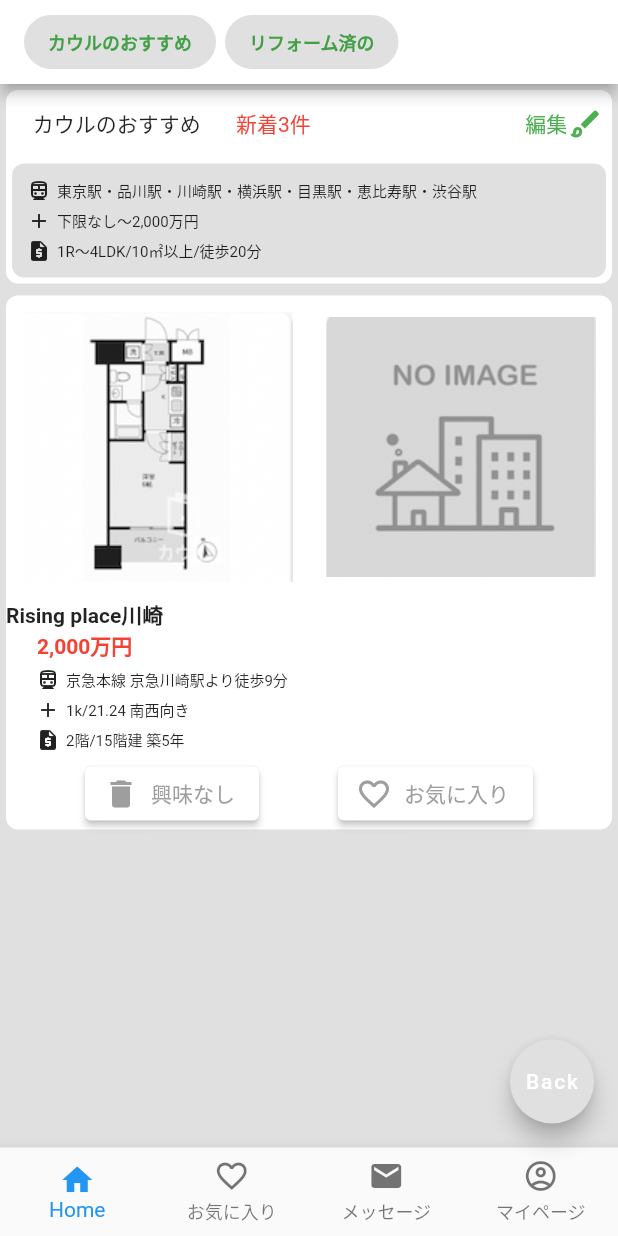
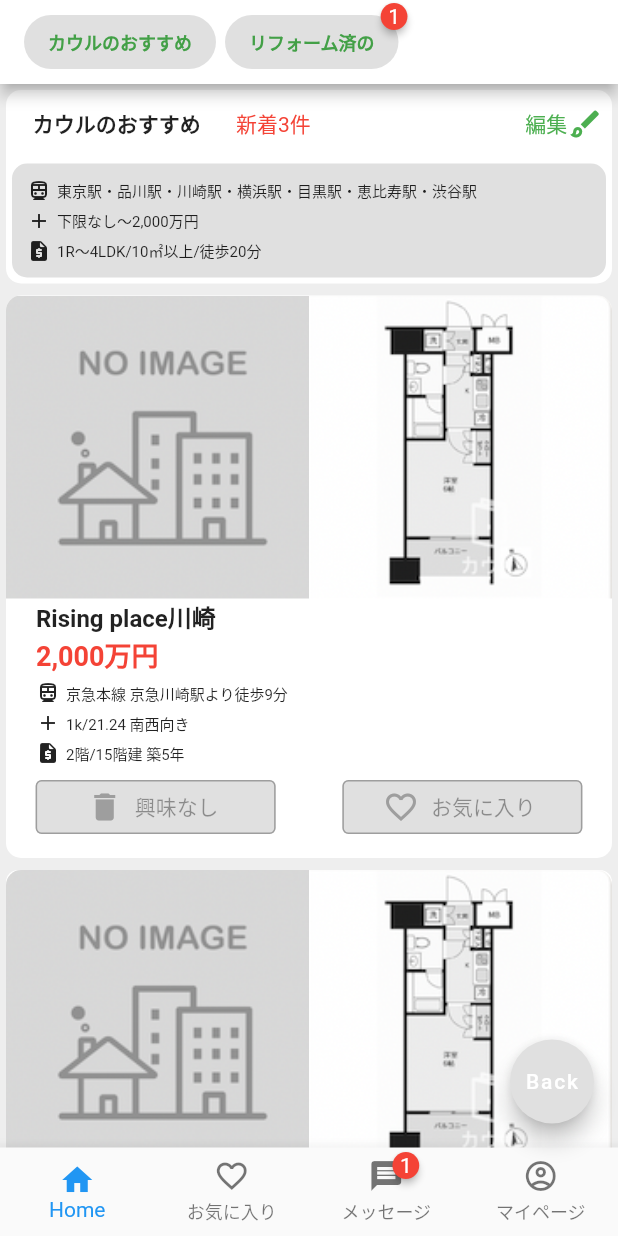
Before and after one commit to gitknkn/flutter_tutorial, a Flutter app: the screen it shows after launch, after a tap on "Sumo", on a phone screen of 412 x 824 dp. Run offline on Flutter 3.47's test engine with Material 2 defaults, Android fonts, the light colour scheme and no system bars; drawn by our look-alikes of badges.

Commit message:
一旦push

```diff
--- a/lib/practice2/sumo-screen.dart
+++ b/lib/practice2/sumo-screen.dart
@@ -1,14 +1,15 @@
 import 'package:flutter/material.dart';
+import 'package:badges/badges.dart';
 
 class SumoScreen extends StatelessWidget {
   @override
   Widget build(BuildContext context) {
     return MaterialApp(
       home: Scaffold(
-        backgroundColor: Colors.grey.shade300,
+        backgroundColor: Colors.grey.shade200,
         appBar: _createAppBar(context),
         body: _createBody(context),
-        bottomNavigationBar: _createBottomNavigationBar(context),
+        bottomNavigationBar: _createBottomNavigationBar(),
         floatingActionButton: _createFloatingActionButton(context),
       ),
     );
@@ -39,7 +40,10 @@ class SumoScreen extends StatelessWidget {
             ),
           ),
           SizedBox(width: 6),
-          ElevatedButton(
+          Badge(
+            badgeContent: Text('1', style: TextStyle(color: Colors.white)),
+            position: BadgePosition.topEnd(top: -6, end: -6),
+            child: ElevatedButton(
               onPressed: null,
               style: ElevatedButton.styleFrom(
                 primary: Colors.lightGreen.shade50,
@@ -58,18 +62,21 @@ class SumoScreen extends StatelessWidget {
                 ),
               ),
             ),
+          ),
         ],
       ),
     );
   }
 
   Widget _createBody(BuildContext context) {
-    return Column(
+    return ListView(
+      children: [
+        Column(
           children: [
             Container(
               margin: EdgeInsets.all(4),
               decoration: BoxDecoration(
-            borderRadius: BorderRadius.circular(8),
+                borderRadius: BorderRadius.circular(10),
                 color: Colors.white,
               ),
               child: Column(
@@ -79,7 +86,10 @@ class SumoScreen extends StatelessWidget {
                     children: [
                       Container(
                         margin: EdgeInsets.all(12),
-                    child: Text('カウルのおすすめ'),
+                        child: Text(
+                          'カウルのおすすめ',
+                          style: TextStyle(fontWeight: FontWeight.bold),
+                        ),
                       ),
                       Container(
                         child: Text(
@@ -102,7 +112,7 @@ class SumoScreen extends StatelessWidget {
                   Container(
                     margin: EdgeInsets.all(4),
                     decoration: BoxDecoration(
-                  borderRadius: BorderRadius.circular(8),
+                      borderRadius: BorderRadius.circular(10),
                       color: Colors.grey.shade300,
                     ),
                     child: Column(
@@ -128,6 +138,55 @@ class SumoScreen extends StatelessWidget {
               ),
             ),
             Container(
+              padding: EdgeInsets.only(bottom: 10),
+              margin: EdgeInsets.all(4),
+              decoration: BoxDecoration(
+                borderRadius: BorderRadius.circular(10),
+                color: Colors.white,
+              ),
+              child: Column(
+                crossAxisAlignment: CrossAxisAlignment.start,
+                children: [
+                  _showMainImage('images/sumo1.png', 'images/sumo2.png'),
+                  _showMainText('Rising place川崎', '2,000万円'),
+                  _showSubText(
+                      Icons.directions_transit_outlined, '京急本線 京急川崎駅より徒歩9分'),
+                  SizedBox(height: 4),
+                  _showSubText(Icons.add, '1k/21.24 南西向き'),
+                  SizedBox(height: 4),
+                  _showSubText(Icons.request_quote_rounded, '2階/15階建 築5年'),
+                  SizedBox(height: 4),
+                  _choiceActionButton(
+                      '興味なし', Icons.delete, 'お気に入り', Icons.favorite_border),
+                ],
+              ),
+            ),
+            Container(
+              padding: EdgeInsets.only(bottom: 10),
+              margin: EdgeInsets.all(4),
+              decoration: BoxDecoration(
+                borderRadius: BorderRadius.circular(8),
+                color: Colors.white,
+              ),
+              child: Column(
+                crossAxisAlignment: CrossAxisAlignment.start,
+                children: [
+                  _showMainImage('images/sumo1.png', 'images/sumo2.png'),
+                  _showMainText('Rising place川崎', '2,000万円'),
+                  _showSubText(
+                      Icons.directions_transit_outlined, '京急本線 京急川崎駅より徒歩9分'),
+                  SizedBox(height: 4),
+                  _showSubText(Icons.add, '1k/21.24 南西向き'),
+                  SizedBox(height: 4),
+                  _showSubText(Icons.request_quote_rounded, '2階/15階建 築5年'),
+                  SizedBox(height: 4),
+                  _choiceActionButton(
+                      '興味なし', Icons.delete, 'お気に入り', Icons.favorite_border),
+                ],
+              ),
+            ),
+            Container(
+              padding: EdgeInsets.only(bottom: 10),
               margin: EdgeInsets.all(4),
               decoration: BoxDecoration(
                 borderRadius: BorderRadius.circular(8),
@@ -151,28 +210,33 @@ class SumoScreen extends StatelessWidget {
               ),
             ),
           ],
+        ),
+      ],
     );
   }
 
-  Widget _createBottomNavigationBar(context) {
+  Widget _createBottomNavigationBar() {
     return BottomNavigationBar(
       type: BottomNavigationBarType.fixed,
-      items: const [
+      items: [
         BottomNavigationBarItem(
           icon: Icon(Icons.home),
-          title: Text('Home'),
+          label: 'Home',
         ),
         BottomNavigationBarItem(
           icon: Icon(Icons.favorite_border),
-          title: Text('お気に入り'),
+          label: 'お気に入り',
         ),
         BottomNavigationBarItem(
-          icon: Icon(Icons.markunread),
-          title: Text('メッセージ'),
+          icon: Badge(
+            badgeContent: Text('1', style: TextStyle(color: Colors.white)),
+            child: Icon(Icons.message),
+          ),
+          label: 'メッセージ',
         ),
         BottomNavigationBarItem(
           icon: Icon(Icons.account_circle_outlined),
-          title: Text('マイページ'),
+          label: 'マイページ',
         ),
       ],
     );
@@ -199,36 +263,47 @@ class SumoScreen extends StatelessWidget {
   }
 
   Widget _showMainImage(String image1, String image2) {
-    return Row(
+    return ClipRRect(
+      borderRadius: const BorderRadius.only(
+        topLeft: Radius.circular(10),
+        topRight: Radius.circular(10),
+      ),
+      child: Row(
         children: [
           Expanded(
             child: AspectRatio(
               aspectRatio: 1 / 1,
-            child: Image.asset(image1),
+              child: Image.asset(image2, fit: BoxFit.cover),
             ),
           ),
           Expanded(
             child: AspectRatio(
               aspectRatio: 1 / 1,
-            child: Image.asset(image2),
+              child: Image.asset(image1, fit: BoxFit.cover),
             ),
           ),
         ],
+      ),
     );
   }
 
   Widget _showMainText(String mainText, String subTitle) {
     return Container(
-      alignment: Alignment.centerLeft,
+      margin: EdgeInsets.only(left: 20),
       child: Column(
+        crossAxisAlignment: CrossAxisAlignment.start,
         children: [
           Text(
             mainText,
-            style: TextStyle(fontWeight: FontWeight.bold),
+            style: TextStyle(fontWeight: FontWeight.bold, fontSize: 16),
           ),
           Text(
             subTitle,
-            style: TextStyle(color: Colors.red, fontWeight: FontWeight.bold),
+            style: TextStyle(
+              color: Colors.red,
+              fontWeight: FontWeight.bold,
+              fontSize: 18,
+            ),
           ),
           SizedBox(height: 4),
         ],
@@ -260,7 +335,9 @@ class SumoScreen extends StatelessWidget {
     return Row(
       mainAxisAlignment: MainAxisAlignment.spaceEvenly,
       children: [
-        ElevatedButton.icon(
+        Container(
+          width: 160,
+          child: ElevatedButton.icon(
             icon: Icon(
               icon1,
               color: Colors.grey,
@@ -269,10 +346,15 @@ class SumoScreen extends StatelessWidget {
             style: ElevatedButton.styleFrom(
               primary: Colors.white,
               onPrimary: Colors.grey,
+              side: BorderSide(color: Colors.grey, width: 1),
             ),
-          onPressed: () {},
+            onPressed: null,
           ),
-        ElevatedButton.icon(
+        ),
+        SizedBox(width: 5),
+        Container(
+          width: 160,
+          child: ElevatedButton.icon(
             icon: Icon(
               icon2,
               color: Colors.grey,
@@ -281,8 +363,10 @@ class SumoScreen extends StatelessWidget {
             style: ElevatedButton.styleFrom(
               primary: Colors.white,
               onPrimary: Colors.grey,
+              side: BorderSide(color: Colors.grey, width: 1),
             ),
-          onPressed: () {},
+            onPressed: null,
+          ),
         ),
       ],
     );
--- a/pubspec.yaml
+++ b/pubspec.yaml
@@ -14,6 +14,8 @@ dependencies:
 
   cupertino_icons: ^1.0.0
 
+  badges: ^1.2.0
+
 dev_dependencies:
   flutter_test:
     sdk: flutter
```
Also changed, not shown: pubspec.lock, 3 other files. Lines whose indentation alone changed are shown as unchanged.
